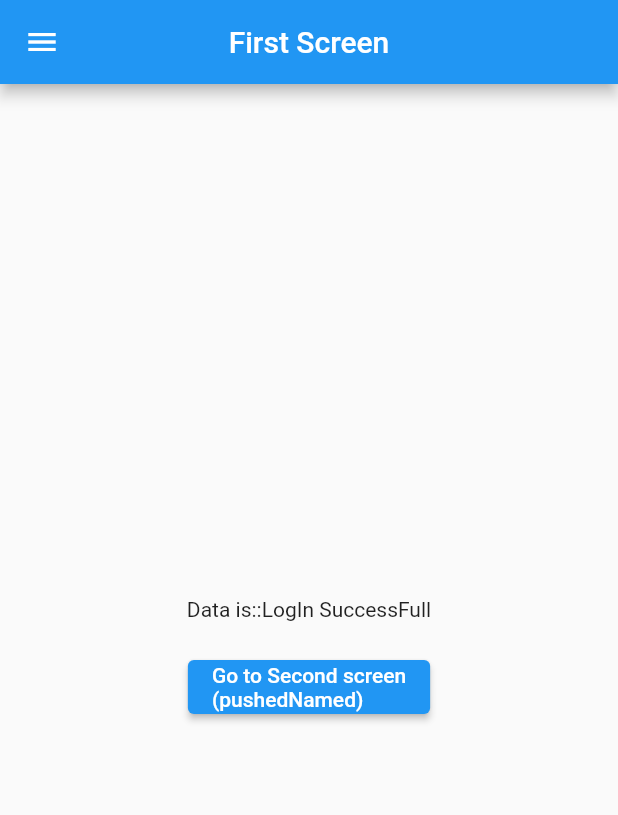
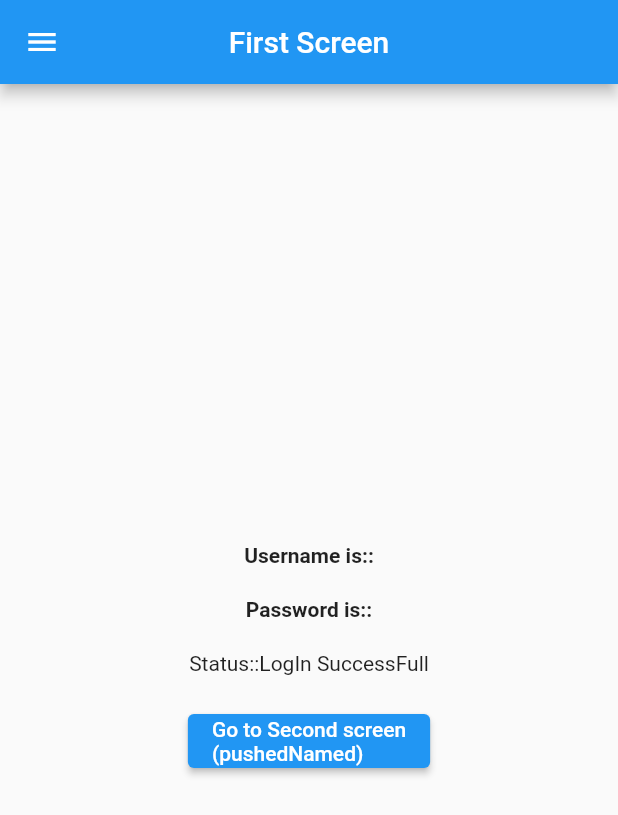
Before and after one commit to Shoeb567/TechPost, a Flutter app: the LogIn screen opened directly, after a tap on an icon or button, on a phone screen of 412 x 824 dp. Shown: the top 815 px of the screen. Run offline on Flutter 3.47's test engine with Material 2 defaults, Android fonts, the phone set to English and light mode, and no system bars; accounts and stored records are empty; network calls fail; statements that could not run were skipped.

Commit message:
feature-theme-code

```diff
--- a/lib/api_file/api_services.dart
+++ b/lib/api_file/api_services.dart
@@ -80,4 +80,7 @@ class PostListViewModel extends ChangeNotifier {
     print('==>listOfPostWithUserName::${postWithUsernameList.length}');
     return postWithUsernameList;
   }
+
+
+
 }
--- a/lib/main.dart
+++ b/lib/main.dart
@@ -1,9 +1,17 @@
 import 'package:tech_post_app/getAll_projectfile.dart';
 import 'package:tech_post_app/screens/first_screen.dart';
-import 'package:tech_post_app/screens/login_screen.dart';
+//import 'package:tech_post_app/screens/login_screen.dart';
 import 'package:tech_post_app/screens/logout_screen.dart';
 import 'package:tech_post_app/screens/second_screen.dart';
 import 'package:tech_post_app/screens/third_screen.dart';
+import 'package:tech_post_app/show_screen/show_user_data.dart';
+import 'package:tech_post_app/theme_package/cutome_theme.dart';
+import 'package:tech_post_app/theme_package/theme_homepage.dart';
+
+import 'mobx_implementation/mobx_mainpage.dart';
+
+//import 'package:tech_post_app/unique_key_example.dart';
+//import 'package:tech_post_app/widget_file.dart';
 
 void main() {
   runApp(MyApp());
@@ -27,22 +35,68 @@ void main() {
 //  );
 //}
 
-class MyApp extends StatelessWidget {
+class MyApp extends StatefulWidget {
+  @override
+  _MyAppState createState() => _MyAppState();
+}
+
+class _MyAppState extends State<MyApp> {
+
   @override
   Widget build(BuildContext context) {
-    return MaterialApp(
+
+   // final theme_model = Provider.of<CustomTheme>(context);
+    return MultiProvider(
+      providers: [
+        ChangeNotifierProvider<PostListViewModel>(
+          create: (BuildContext context) {
+            print('Provider call');
+            return PostListViewModel();
+          },
+        ),
+        ChangeNotifierProvider<CustomTheme>(
+          create: (BuildContext context) {
+            print('Theme Provider call');
+            return CustomTheme();
+          },
+        ),
+      ],
+//    return ChangeNotifierProvider<PostListViewModel>(
+//      create: (BuildContext context) {
+//        print('Provider call');
+//        return PostListViewModel();
+//      },
+
+      child: MaterialApp(
         debugShowCheckedModeBanner: false,
+
+        //theme: theme_model.lightTheme,
+        //darkTheme: theme_model.darkTheme,
+       // themeMode: theme_model.currentTheme,
         title: 'Named Routes Demo',
         initialRoute: '/',
         routes: {
-          '/': (context) => LogIn(),
+
+        //  '/': (context) => Mobx_HomePage(),
+        '/': (context) => Theme_Practice(),
+          // '/': (context) => MyHomePageState(),
+          '/showUser': (context) => ShowUserData(),
+          //'/': (context) => LogIn(),
           '/first': (context) => FirstScreen(),
           '/second': (context) => SecondScreen(),
           '/third': (context) => ThirdScreen(),
           '/logout': (context) => LogOut(),
           //'/editUserData' : (context) => EditUserData()
         },
-         //home: LogIn()
+        //home: LogIn()
+      ),
+
     );
   }
 }
+//how to Check work build method
+//what is keys
+//how to optimize build method
+//how to us const keywork in build method
+//Keys::1) Globle key
+//2) Value key , Object key , Unique key
--- a/lib/screens/first_screen.dart
+++ b/lib/screens/first_screen.dart
@@ -1,18 +1,19 @@
 import 'package:flutter/material.dart';
-import 'package:tech_post_app/screens/second_screen.dart';
 import 'package:tech_post_app/screens/user_class_model.dart';
+
 // ignore: must_be_immutable
 class FirstScreen extends StatelessWidget {
- // String firstRouteName;
-
-//   String name='Shoeb Shaikh';
-//   String mobile='7990508505';
-  //FirstScreen({this.firstRouteName});
+       String firstRouteName;
+//
+////   String name='Shoeb Shaikh';
+////   String mobile='7990508505';
+     FirstScreen({this.firstRouteName});
 
   @override
   Widget build(BuildContext context) {
-   // final FirstScreen args = ModalRoute.of(context).settings.arguments;
-    final  user_model_data = ModalRoute.of(context).settings.arguments as User_Model ;
+    // final FirstScreen args = ModalRoute.of(context).settings.arguments;
+    final user_model_data =
+        ModalRoute.of(context).settings.arguments as User_Model;
 
     return Scaffold(
       appBar: AppBar(
@@ -29,8 +30,7 @@ class FirstScreen extends StatelessWidget {
                 onPressed: () {
                   Navigator.of(context).popAndPushNamed(
                     "/second",
-                    arguments:
-                    User_Model(name: 'Aamir', mobile: '7990505825'),
+                    arguments: User_Model(name: 'Aamir', mobile: '7990505825'),
                   );
                 },
               ),
@@ -42,14 +42,21 @@ class FirstScreen extends StatelessWidget {
         child: Column(
           mainAxisAlignment: MainAxisAlignment.center,
           children: [
-            Text('Data is::${user_model_data.loginVerify}'),
+            Text(
+              'Username is::${user_model_data.name}',
+              style: TextStyle(fontWeight: FontWeight.bold),
+            ),
+            SizedBox(height: 20),
+            Text('Password is::${user_model_data.mobile}',
+                style: TextStyle(fontWeight: FontWeight.bold)),
+            SizedBox(height: 20),
+            Text('Status::${user_model_data.loginVerify}'),
             SizedBox(height: 20),
             ElevatedButton(
               onPressed: () {
                 print('OnTapSecond');
                 Navigator.pushNamed(context, '/second',
-                    arguments:
-                    User_Model(name: 'Shoeb', mobile: '1234567890'));
+                    arguments: User_Model(name: 'Shoeb', mobile: '1234567890'));
 //            Navigator.of(context)
 //                .popUntil(ModalRoute.withName("/second"));
                 //  Navigator.of(context).pushReplacementNamed("/second");
--- a/lib/screens/login_screen.dart
+++ b/lib/screens/login_screen.dart
@@ -1,18 +1,22 @@
 import 'package:flutter/material.dart';
-import 'package:tech_post_app/screens/first_screen.dart';
+//import 'package:tech_post_app/screens/first_screen.dart';
 import 'package:tech_post_app/screens/user_class_model.dart';
+
 // ignore: must_be_immutable
 class LogIn extends StatefulWidget {
-//  String logInObj = "Please LogIn";
-//  LogIn({this.logInObj});
+   String logInObj ;
+   LogIn({this.logInObj= "Please LogIn"});
   @override
   _LogInState createState() => _LogInState();
 }
 
 class _LogInState extends State<LogIn> {
+  TextEditingController name = TextEditingController();
+  TextEditingController password = TextEditingController();
+  User_Model obj = User_Model();
   @override
   Widget build(BuildContext context) {
-    final  user_model_data = ModalRoute.of(context).settings.arguments as User_Model;
+   // final  user_model_data = ModalRoute.of(context).settings.arguments as User_Model;
     print('Log In User');
 
     return Scaffold(
@@ -21,6 +25,7 @@ class _LogInState extends State<LogIn> {
         centerTitle: true,
       ),
       body: Container(
+        child: SingleChildScrollView(
           child: Column(
             children: [
               Padding(
@@ -33,6 +38,7 @@ class _LogInState extends State<LogIn> {
               Padding(
                 padding: const EdgeInsets.only(top: 30, left: 40, right: 40),
                 child: TextFormField(
+                  controller: name,
                   decoration: InputDecoration(
                       border: OutlineInputBorder(),
                       labelText: 'Username',
@@ -42,6 +48,7 @@ class _LogInState extends State<LogIn> {
               Padding(
                 padding: const EdgeInsets.only(top: 20, left: 40, right: 40),
                 child: TextFormField(
+                  controller: password,
                   decoration: InputDecoration(
                       border: OutlineInputBorder(),
                       labelText: 'Password',
@@ -57,13 +64,17 @@ class _LogInState extends State<LogIn> {
                     style: TextStyle(color: Colors.white),
                   ),
                   onPressed: () {
-                  Navigator.of(context).pushReplacementNamed("/first",arguments: User_Model(loginVerify: 'LogIn SuccessFull'));
+                    Navigator.of(context).pushReplacementNamed("/first",
+                        arguments: User_Model(
+                            name: name.text,
+                            mobile: password.text,
+                            loginVerify: 'LogIn SuccessFull'));
 //                  Navigator.of(context).pushReplacement(
 //                    MaterialPageRoute(
 //                      builder: (context) => FirstScreen(),
 //                    ),
 //                  );
-                  // Navigator.pushNamed(context, '/first');
+                   // Navigator.pushNamed(context, '/first',  arguments: FirstScreen(firstRouteName: 'LogIn SuccessFull'));
 //                      Navigator.pushAndRemoveUntil(
 //                          context,
 //                          MaterialPageRoute(
@@ -73,14 +84,15 @@ class _LogInState extends State<LogIn> {
                 ),
               ),
 //
-//            Padding(
-//              padding: const EdgeInsets.only(top: 40),
-//              child: Text(
-//                'Status::${user_model_data.loginStatus}',
-//                style: TextStyle(fontSize: 20, fontWeight: FontWeight.bold),
-//              ),
-//            ),
+              Padding(
+                padding: const EdgeInsets.only(top: 40),
+                child: Text(
+                  'Status::${obj.loginStatus}',
+                  style: TextStyle(fontSize: 20, fontWeight: FontWeight.bold),
+                ),
+              ),
             ],
+          ),
         ),
       ),
     );
--- a/lib/screens/logout_screen.dart
+++ b/lib/screens/logout_screen.dart
@@ -1,4 +1,5 @@
 import 'package:flutter/material.dart';
+
 import 'package:tech_post_app/screens/user_class_model.dart';
 
 // ignore: must_be_immutable
@@ -8,6 +9,7 @@ class LogOut extends StatelessWidget {
 //}
 //
 //class _LogOutState extends State<LogOut> {
+User_Model obj = User_Model();
   @override
   Widget build(BuildContext context) {
     print('Log Out User');
@@ -24,6 +26,7 @@ class LogOut extends StatelessWidget {
               onPressed: () {
                 Navigator.popUntil(context, ModalRoute.withName('/second'));
 
+               // Navigator.of(context).pushNamed("/second",arguments: User_Model(name: 'Jay',mobile: '12341234'));
               },
               child: Text('Show Second Screen!\n    (PopUntil)'),
             ),
@@ -40,7 +43,7 @@ class LogOut extends StatelessWidget {
               ),
               onPressed: () {
                 Navigator.pushNamedAndRemoveUntil(context, '/', (Route<dynamic> route) => false,arguments: User_Model(loginStatus: 'Logout User'));
-               // Navigator.pushNamedAndRemoveUntil(context, '/first',ModalRoute.withName('/third'));
+               // Navigator.pushNamedAndRemoveUntil(context, '/first',ModalRoute.withName('/third'),arguments: User_Model(name: 'Ankit',mobile: '7359445631') );
                // Navigator.of(context).pushReplacementNamed("/");
 //                Navigator.pushAndRemoveUntil(
 //                  context,
--- a/lib/screens/user_class_model.dart
+++ b/lib/screens/user_class_model.dart
@@ -2,9 +2,9 @@ class User_Model {
   String name;
   String mobile;
   String loginVerify;
-  String loginStatus;
+ final String loginStatus;
 
-  User_Model({this.name, this.mobile, this.loginVerify, this.loginStatus='LogIn'});
+  User_Model({this.name, this.mobile, this.loginVerify, this.loginStatus='Please LogIn'});
 
 }
 //class Login_Status{
```
Also changed, not shown: lib/class_model/post_model.dart (+13 -12 lines), lib/screens/second_screen.dart (+9 -5 lines), lib/screens/third_screen.dart (+7 -0 lines), lib/show_screen/show_user_data.dart (+15 -10 lines), lib/show_screen/twitter_home.dart (+46 -36 lines), pubspec.yaml (+10 -12 lines), pubspec.lock. Lines whose indentation alone changed are shown as unchanged.
